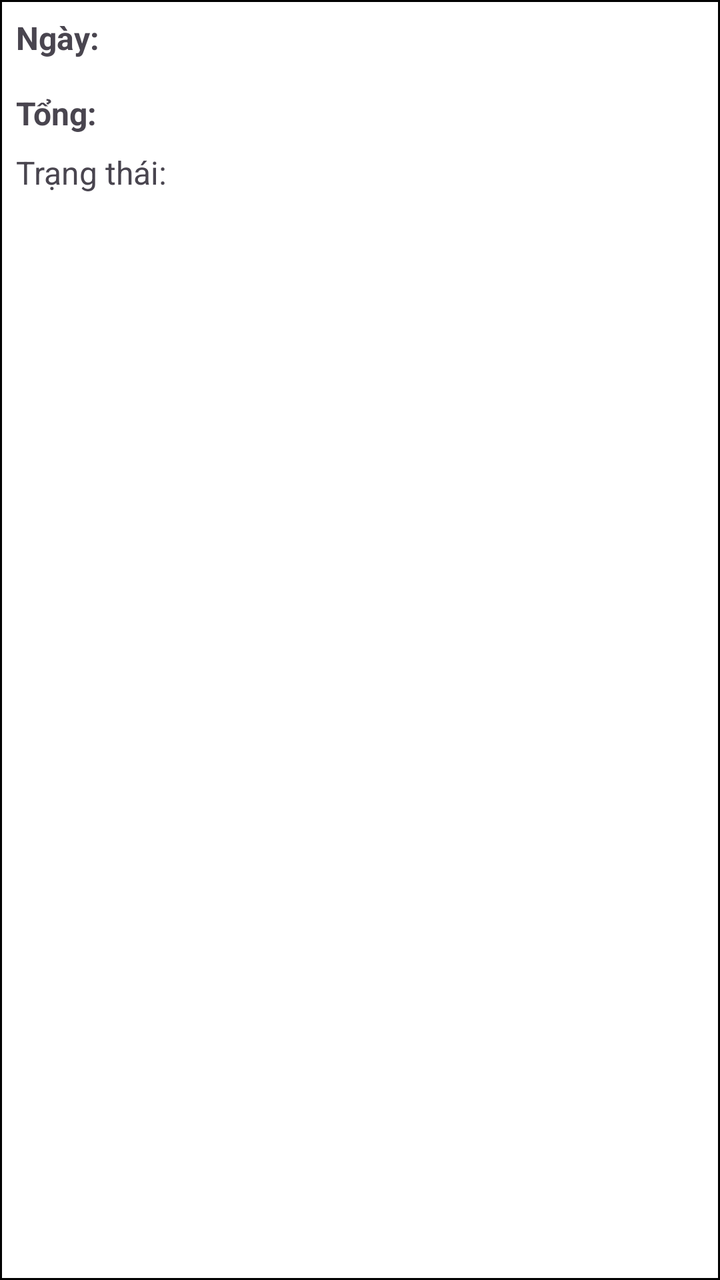
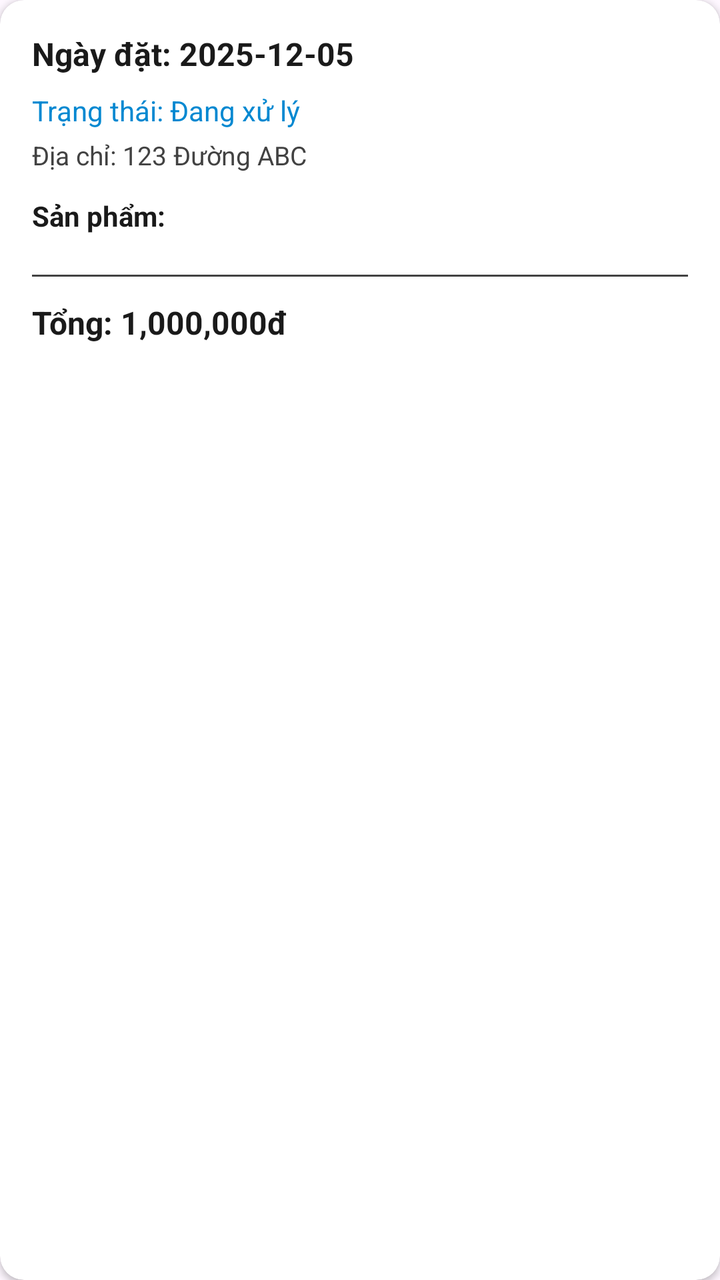

The first picture is an Android layout as it rendered before a commit; the second is the same layout after the commit. The layout source and the unified diff follow.
<!-- AndroidManifest.xml: application theme Theme.DEMO -->
<!-- res/layout/item_order.xml -->
<?xml version="1.0" encoding="utf-8"?>
<LinearLayout xmlns:android="http://schemas.android.com/apk/res/android"
    android:layout_width="match_parent"
    android:layout_height="wrap_content"
    android:orientation="vertical"
    android:padding="8dp"
    android:background="@drawable/border">

    <TextView
        android:id="@+id/dateTxt"
        android:layout_width="wrap_content"
        android:layout_height="wrap_content"
        android:text="Ngày: "
        android:textSize="16sp"
        android:textStyle="bold" />

    <androidx.recyclerview.widget.RecyclerView
        android:id="@+id/itemsRecyclerView"
        android:layout_width="match_parent"
        android:layout_height="wrap_content"
        android:layout_marginTop="8dp" />

    <TextView
        android:id="@+id/totalTxt"
        android:layout_width="wrap_content"
        android:layout_height="wrap_content"
        android:layout_marginTop="8dp"
        android:text="Tổng: "
        android:textSize="16sp"
        android:textStyle="bold" />

    <TextView
        android:id="@+id/statusTxt"
        android:layout_width="wrap_content"
        android:layout_height="wrap_content"
        android:layout_marginTop="8dp"
        android:text="Trạng thái: "
        android:textSize="16sp" />

</LinearLayout>
<!-- resources referenced by this layout -->
<resources>
  <!-- drawable border (drawable) -->
  <?xml version="1.0" encoding="utf-8"?>
  <shape xmlns:android="http://schemas.android.com/apk/res/android">
      <solid android:color="#FFFFFF" />
      <stroke android:width="1dp" android:color="#000000" />
      <padding android:left="8dp" android:top="8dp" android:right="8dp" android:bottom="8dp" />
  </shape>
  <style name="Theme.DEMO" parent="Base.Theme.DEMO" />
  <style name="Base.Theme.DEMO" parent="Theme.Material3.DayNight.NoActionBar">
          
          
  
           <item name="colorPrimaryVariant">@color/lavender</item>
  
      </style>
  <color name="lavender">#5C6BC0</color>
</resources>

<!-- the commit's change to res/layout/item_order.xml (unified diff, before → after) -->
@@ -1,40 +1,86 @@
 <?xml version="1.0" encoding="utf-8"?>
-<LinearLayout xmlns:android="http://schemas.android.com/apk/res/android"
+<androidx.cardview.widget.CardView xmlns:android="http://schemas.android.com/apk/res/android"
+    xmlns:app="http://schemas.android.com/apk/res-auto"
     android:layout_width="match_parent"
     android:layout_height="wrap_content"
-    android:orientation="vertical"
-    android:padding="8dp"
-    android:background="@drawable/border">
+    android:layout_marginBottom="12dp"
+    app:cardCornerRadius="12dp"
+    app:cardElevation="2dp">
 
-    <TextView
-        android:id="@+id/dateTxt"
-        android:layout_width="wrap_content"
-        android:layout_height="wrap_content"
-        android:text="Ngày: "
-        android:textSize="16sp"
-        android:textStyle="bold" />
-
-    <androidx.recyclerview.widget.RecyclerView
-        android:id="@+id/itemsRecyclerView"
+    <LinearLayout
         android:layout_width="match_parent"
         android:layout_height="wrap_content"
-        android:layout_marginTop="8dp" />
+        android:orientation="vertical"
+        android:padding="16dp">
 
-    <TextView
-        android:id="@+id/totalTxt"
-        android:layout_width="wrap_content"
-        android:layout_height="wrap_content"
-        android:layout_marginTop="8dp"
-        android:text="Tổng: "
-        android:textSize="16sp"
-        android:textStyle="bold" />
+        
+        <TextView
+            android:id="@+id/dateTxt"
+            android:layout_width="wrap_content"
+            android:layout_height="wrap_content"
+            android:text="Ngày đặt: 2025-12-05"
+            android:textColor="@color/black"
+            android:textSize="16sp"
+            android:textStyle="bold" />
 
-    <TextView
-        android:id="@+id/statusTxt"
-        android:layout_width="wrap_content"
-        android:layout_height="wrap_content"
-        android:layout_marginTop="8dp"
-        android:text="Trạng thái: "
-        android:textSize="16sp" />
+        
+        <TextView
+            android:id="@+id/statusTxt"
+            android:layout_width="wrap_content"
+            android:layout_height="wrap_content"
+            android:layout_marginTop="8dp"
+            android:text="Trạng thái: Đang xử lý"
+            android:textColor="@color/primary"
+            android:textSize="14sp" />
 
-</LinearLayout>
+        
+        <TextView
+            android:id="@+id/addressTxt"
+            android:layout_width="wrap_content"
+            android:layout_height="wrap_content"
+            android:layout_marginTop="4dp"
+            android:text="Địa chỉ: 123 Đường ABC"
+            android:textColor="@color/cardview_dark_background"
+            android:textSize="13sp"
+            android:maxLines="2"
+            android:ellipsize="end" />
+
+        
+        <TextView
+            android:layout_width="wrap_content"
+            android:layout_height="wrap_content"
+            android:layout_marginTop="12dp"
+            android:text="Sản phẩm:"
+            android:textColor="@color/black"
+            android:textSize="14sp"
+            android:textStyle="bold" />
+
+        
+        <androidx.recyclerview.widget.RecyclerView
+            android:id="@+id/itemsRecyclerView"
+            android:layout_width="match_parent"
+            android:layout_height="wrap_content"
+            android:layout_marginTop="8dp"
+            android:nestedScrollingEnabled="false" />
+
+        
+        <View
+            android:layout_width="match_parent"
+            android:layout_height="1dp"
+            android:layout_marginTop="12dp"
+            android:background="@color/cardview_dark_background" />
+
+        
+        <TextView
+            android:id="@+id/totalTxt"
+            android:layout_width="wrap_content"
+            android:layout_height="wrap_content"
+            android:layout_marginTop="12dp"
+            android:text="Tổng: 1,000,000đ"
+            android:textColor="@color/black"
+            android:textSize="16sp"
+            android:textStyle="bold" />
+
+    </LinearLayout>
+
+</androidx.cardview.widget.CardView>
<!-- resource entries referenced after the edit -->
@@ -1,12 +1,7 @@
 <!-- resources referenced by this layout -->
 <resources>
-  <!-- drawable border (drawable) -->
-  <?xml version="1.0" encoding="utf-8"?>
-  <shape xmlns:android="http://schemas.android.com/apk/res/android">
-      <solid android:color="#FFFFFF" />
-      <stroke android:width="1dp" android:color="#000000" />
-      <padding android:left="8dp" android:top="8dp" android:right="8dp" android:bottom="8dp" />
-  </shape>
+  <color name="black">#FF1A1A1A</color>
+  <color name="primary">#0288D1</color>
   <style name="Theme.DEMO" parent="Base.Theme.DEMO" />
   <style name="Base.Theme.DEMO" parent="Theme.Material3.DayNight.NoActionBar">
           
